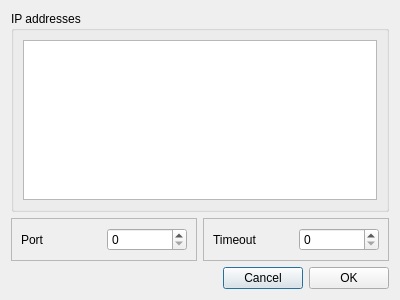
Old version of the form src/settings.ui in the repository CiproGit/carrier_pigeon.
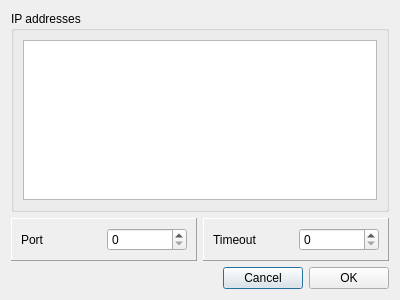
New version of the form.

The edit to the form file:
```diff
--- a/src/settings.ui
+++ b/src/settings.ui
@@ -33,7 +33,7 @@
        <item>
         <widget class="QFrame" name="port_frame">
          <property name="frameShape">
-          <enum>QFrame::StyledPanel</enum>
+          <enum>QFrame::Panel</enum>
          </property>
          <property name="frameShadow">
           <enum>QFrame::Raised</enum>
@@ -55,7 +55,7 @@
        <item>
         <widget class="QFrame" name="timeout_frame">
          <property name="frameShape">
-          <enum>QFrame::StyledPanel</enum>
+          <enum>QFrame::Panel</enum>
          </property>
          <property name="frameShadow">
           <enum>QFrame::Raised</enum>
```
